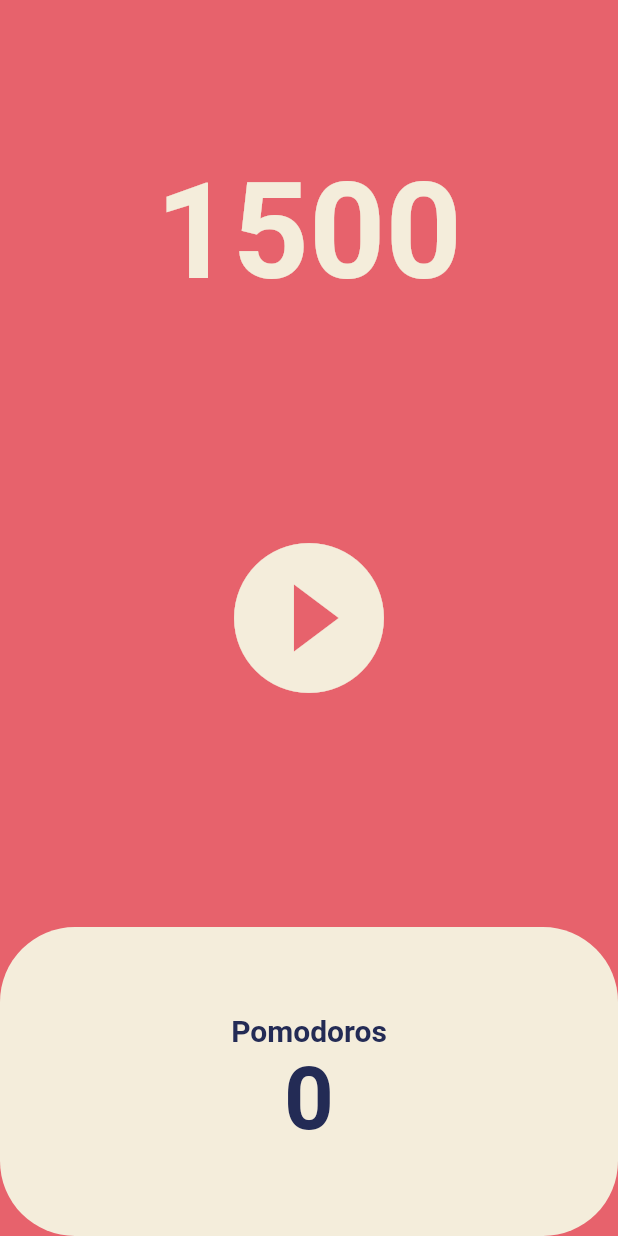
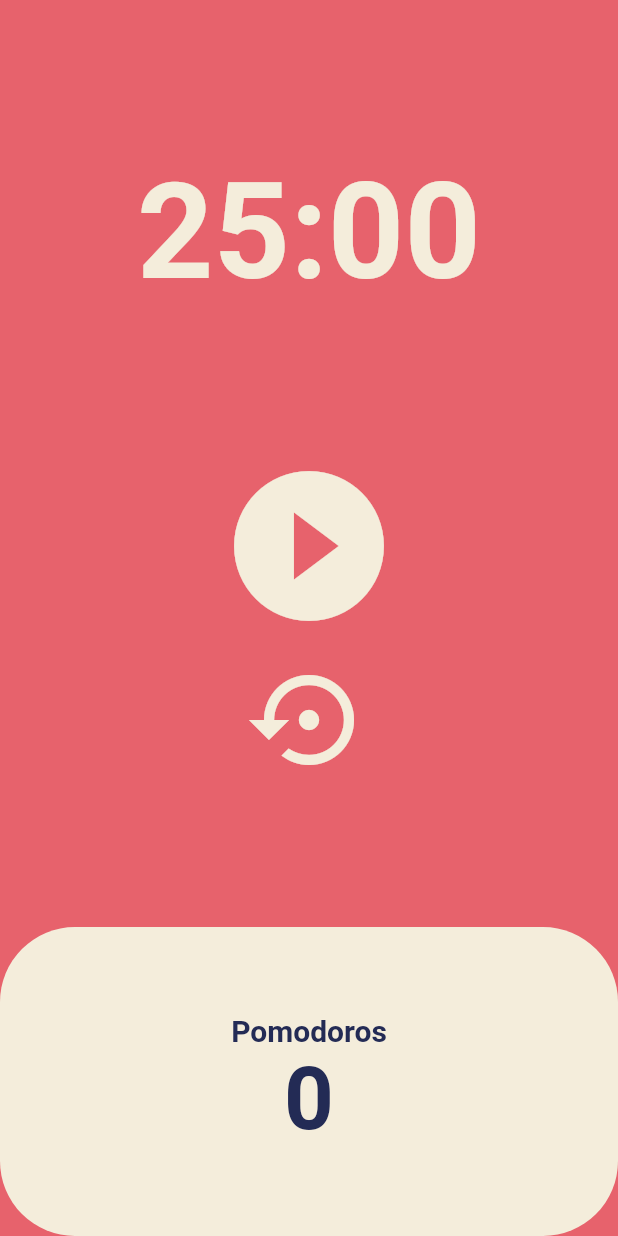
Before and after one commit to jihorobert/Flutter-WebtoonApp, a Flutter app: the screen it shows after launch, on a phone screen of 412 x 824 dp. Run offline on Flutter 3.47's test engine with Material 2 defaults, Android fonts, the phone set to English and light mode, and no system bars.

```diff
--- a/lib/screens/home_screen.dart
+++ b/lib/screens/home_screen.dart
@@ -9,14 +9,26 @@ class HomeScreen extends StatefulWidget {
 }
 
 class _HomeScreenState extends State<HomeScreen> {
-  int totalSeconds = 1500;
+  static const int twentyFiveMinutes = 1500;
+  int totalSeconds = twentyFiveMinutes;
+  bool isRunning = false;
+  int totalPomodoros = 0;
   late Timer timer;
 
   void onTick(Timer timer) {
     // 밑에 periodic은 인자로 Timer을 받아야하므로
+    if (totalSeconds == 0) {
+      setState(() {
+        totalPomodoros += 1;
+        isRunning = false;
+        totalSeconds = twentyFiveMinutes;
+      });
+      timer.cancel();
+    } else {
       setState(() {
         totalSeconds -= 1;
       });
+    }
   }
 
   void onStartPressed() {
@@ -27,6 +39,32 @@ class _HomeScreenState extends State<HomeScreen> {
       const Duration(seconds: 1),
       onTick, // 여기는 () 넣지않음. ()를 넣으면 바로 실행한다는 의미. Timer가 매초마다 괄호를 넣어서 실행해줌.
     );
+    setState(() {
+      isRunning = true;
+    });
+  }
+
+  void onPausePressed() {
+    timer.cancel();
+    setState(() {
+      isRunning = false;
+    });
+  }
+
+  void onResetPressed() {
+    timer.cancel();
+    setState(() {
+      isRunning = false;
+      totalSeconds = twentyFiveMinutes;
+    });
+  }
+
+  String format(int seconds) {
+    // duration class -> 밑의 seconds 0:25:00.000000 형태로 보여줌
+    var duration = Duration(seconds: seconds);
+    return duration.toString().split(".").first.substring(2, 7);
+    // 첫번째 '.'기준으로 자름, 'first'는 자른부분 앞쪽 즉 0:25:00 부분 출력
+    // subString
   }
 
   @override
@@ -43,7 +81,7 @@ class _HomeScreenState extends State<HomeScreen> {
             child: Container(
               alignment: Alignment.bottomCenter,
               child: Text(
-                "$totalSeconds",
+                format(totalSeconds),
                 style: TextStyle(
                   color: Theme.of(context).cardColor,
                   fontSize: 89,
@@ -55,13 +93,28 @@ class _HomeScreenState extends State<HomeScreen> {
           Flexible(
             flex: 2,
             child: Center(
-              child: IconButton(
+              child: Column(
+                mainAxisAlignment: MainAxisAlignment.center,
+                children: [
+                  IconButton(
                     iconSize: 120,
                     color: Theme.of(context).cardColor,
-                onPressed: onStartPressed,
+                    onPressed: isRunning ? onPausePressed : onStartPressed,
+                    icon: Icon(
+                      isRunning
+                          ? Icons.pause_circle_filled_outlined
+                          : Icons.play_circle_fill_outlined,
+                    ),
+                  ),
+                  IconButton(
+                    iconSize: 80,
+                    color: Theme.of(context).cardColor,
+                    onPressed: onResetPressed,
                     icon: const Icon(
-                  Icons.play_circle_fill_outlined,
+                      Icons.settings_backup_restore_outlined,
                     ),
+                  ),
+                ],
               ),
             ),
           ),
@@ -90,7 +143,7 @@ class _HomeScreenState extends State<HomeScreen> {
                                   .color),
                         ),
                         Text(
-                          "0",
+                          "$totalPomodoros",
                           style: TextStyle(
                               fontSize: 58,
                               fontWeight: FontWeight.w600,
```
Also changed, not shown: 1 other file. Lines whose indentation alone changed are shown as unchanged.
